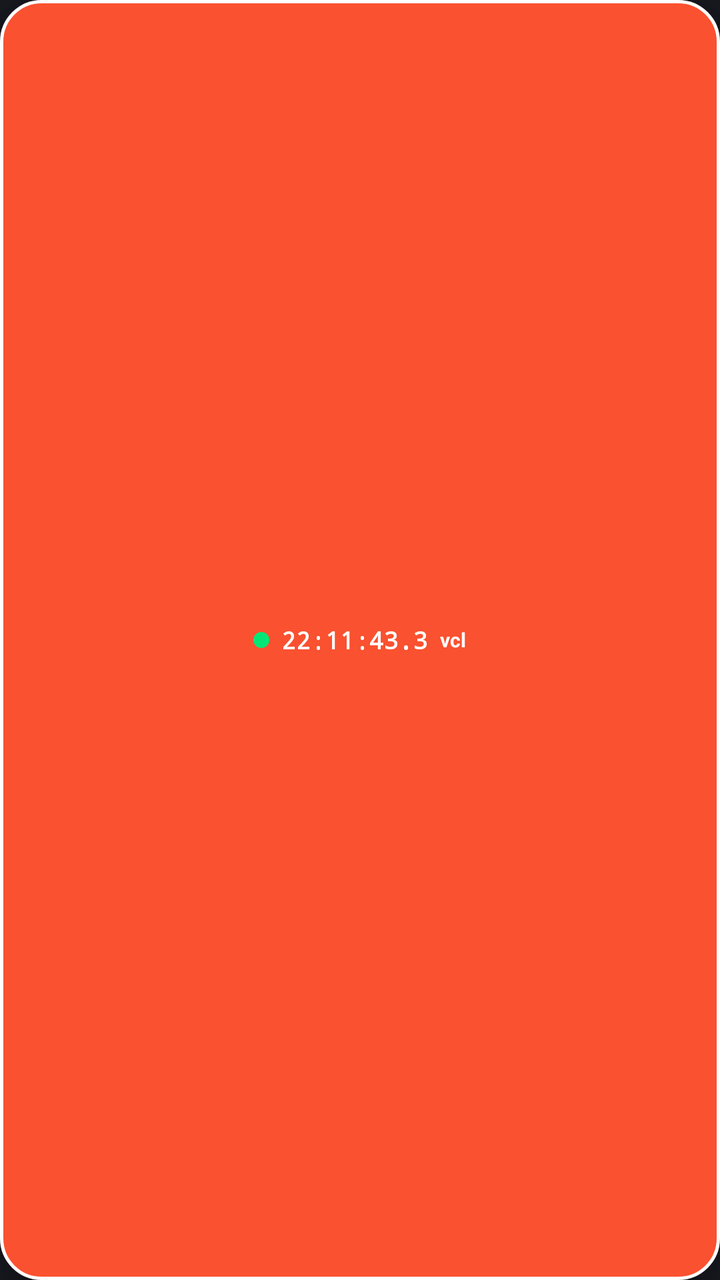
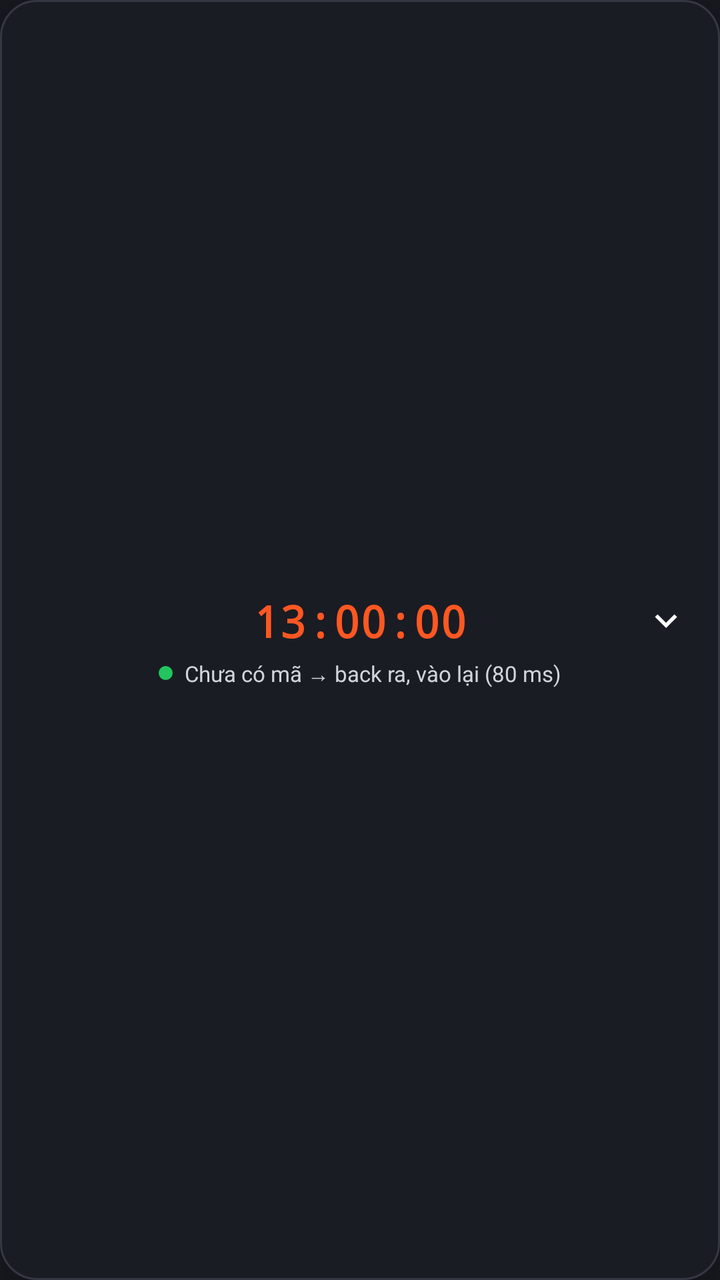

Before-and-after screenshots of an Android layout around one commit, followed by the original layout XML and the change that was made.
<!-- AndroidManifest.xml: application theme Theme.TayGanTool -->
<!-- res/layout/layout_floating_bubble.xml -->
<?xml version="1.0" encoding="utf-8"?>
<LinearLayout xmlns:android="http://schemas.android.com/apk/res/android"
    android:id="@+id/bubbleRoot"
    android:layout_width="wrap_content"
    android:layout_height="wrap_content"
    android:background="@drawable/bg_pill_minimized"
    android:elevation="14dp"
    android:gravity="center"
    android:orientation="horizontal"
    android:paddingStart="12dp"
    android:paddingTop="6dp"
    android:paddingEnd="12dp"
    android:paddingBottom="6dp">

    <View
        android:id="@+id/bubbleStatusDot"
        android:layout_width="8dp"
        android:layout_height="8dp"
        android:layout_marginEnd="6dp"
        android:background="@drawable/bg_pill_minimized"
        android:backgroundTint="@color/status_connected" />

    <TextView
        android:id="@+id/tvBubbleClock"
        android:layout_width="wrap_content"
        android:layout_height="wrap_content"
        android:fontFamily="monospace"
        android:text="22:11:43.3"
        android:textColor="@color/text_white"
        android:textSize="12sp"
        android:textStyle="bold" />

    <TextView
        android:layout_width="wrap_content"
        android:layout_height="wrap_content"
        android:layout_marginStart="6dp"
        android:text="vcl"
        android:textColor="@color/text_white"
        android:textSize="10sp"
        android:textStyle="bold" />

</LinearLayout>
<!-- resources referenced by this layout -->
<resources>
  <color name="status_connected">#00E676</color>
  <color name="text_white">#FFFFFF</color>
  <!-- drawable bg_pill_minimized (drawable) -->
  <?xml version="1.0" encoding="utf-8"?>
  <shape xmlns:android="http://schemas.android.com/apk/res/android"
      android:shape="rectangle">
      <corners android:radius="20dp" />
      <solid android:color="#FA5130" />
      <stroke android:width="1.5dp" android:color="#FFFFFF" />
  </shape>
  <style name="Theme.TayGanTool" parent="Theme.MaterialComponents.DayNight.NoActionBar">
          <item name="colorPrimary">@color/primary_orange</item>
          <item name="colorPrimaryVariant">@color/primary_orange_dark</item>
          <item name="colorOnPrimary">@color/text_white</item>
          <item name="android:statusBarColor">@color/bg_main</item>
          <item name="android:windowBackground">@color/bg_main</item>
      </style>
  <color name="primary_orange">#FF5722</color>
  <color name="primary_orange_dark">#E64A19</color>
  <color name="bg_main">#181920</color>
</resources>

<!-- the commit's change to res/layout/layout_floating_bubble.xml (unified diff, before → after) -->
@@ -1,42 +1,68 @@
 <?xml version="1.0" encoding="utf-8"?>
 <LinearLayout xmlns:android="http://schemas.android.com/apk/res/android"
     android:id="@+id/bubbleRoot"
-    android:layout_width="wrap_content"
+    android:layout_width="280dp"
     android:layout_height="wrap_content"
-    android:background="@drawable/bg_pill_minimized"
-    android:elevation="14dp"
+    android:background="@drawable/bg_pill_floating_box"
+    android:elevation="16dp"
     android:gravity="center"
-    android:orientation="horizontal"
-    android:paddingStart="12dp"
-    android:paddingTop="6dp"
-    android:paddingEnd="12dp"
-    android:paddingBottom="6dp">
+    android:orientation="vertical"
+    android:paddingStart="16dp"
+    android:paddingTop="10dp"
+    android:paddingEnd="16dp"
+    android:paddingBottom="10dp">
 
-    <View
-        android:id="@+id/bubbleStatusDot"
-        android:layout_width="8dp"
-        android:layout_height="8dp"
-        android:layout_marginEnd="6dp"
-        android:background="@drawable/bg_pill_minimized"
-        android:backgroundTint="@color/status_connected" />
+    
+    <RelativeLayout
+        android:layout_width="match_parent"
+        android:layout_height="wrap_content">
 
-    <TextView
-        android:id="@+id/tvBubbleClock"
+        <TextView
+            android:id="@+id/tvBubbleClock"
+            android:layout_width="wrap_content"
+            android:layout_height="wrap_content"
+            android:layout_centerInParent="true"
+            android:fontFamily="monospace"
+            android:text="13:00:00"
+            android:textColor="#FF5722"
+            android:textSize="22sp"
+            android:textStyle="bold" />
+
+        <ImageView
+            android:id="@+id/btnBubbleExpand"
+            android:layout_width="22dp"
+            android:layout_height="22dp"
+            android:layout_alignParentEnd="true"
+            android:layout_centerVertical="true"
+            android:src="@drawable/ic_arrow_down" />
+    </RelativeLayout>
+
+    
+    <LinearLayout
         android:layout_width="wrap_content"
         android:layout_height="wrap_content"
-        android:fontFamily="monospace"
-        android:text="22:11:43.3"
-        android:textColor="@color/text_white"
-        android:textSize="12sp"
-        android:textStyle="bold" />
+        android:layout_gravity="center_horizontal"
+        android:layout_marginTop="4dp"
+        android:gravity="center_vertical"
+        android:orientation="horizontal">
 
-    <TextView
-        android:layout_width="wrap_content"
-        android:layout_height="wrap_content"
-        android:layout_marginStart="6dp"
-        android:text="vcl"
-        android:textColor="@color/text_white"
-        android:textSize="10sp"
-        android:textStyle="bold" />
+        <View
+            android:id="@+id/bubbleStatusDot"
+            android:layout_width="7dp"
+            android:layout_height="7dp"
+            android:layout_marginEnd="6dp"
+            android:background="@drawable/bg_pill_minimized"
+            android:backgroundTint="#22C55E" />
+
+        <TextView
+            android:id="@+id/tvBubbleStatus"
+            android:layout_width="wrap_content"
+            android:layout_height="wrap_content"
+            android:ellipsize="end"
+            android:singleLine="true"
+            android:text="Chưa có mã → back ra, vào lại (80 ms)"
+            android:textColor="#D1D5DB"
+            android:textSize="11sp" />
+    </LinearLayout>
 
 </LinearLayout>
<!-- resource entries referenced after the edit -->
@@ -1,6 +1,14 @@
 <!-- resources referenced by this layout -->
 <resources>
-  <color name="status_connected">#00E676</color>
+  <!-- drawable bg_pill_floating_box (drawable) -->
+  <shape xmlns:android="http://schemas.android.com/apk/res/android"
+      android:shape="rectangle">
+      <solid android:color="#1A1C23" />
+      <stroke
+          android:width="1dp"
+          android:color="#353742" />
+      <corners android:radius="18dp" />
+  </shape>
   <color name="text_white">#FFFFFF</color>
   <!-- drawable bg_pill_minimized (drawable) -->
   <?xml version="1.0" encoding="utf-8"?>
@@ -10,6 +18,16 @@
       <solid android:color="#FA5130" />
       <stroke android:width="1.5dp" android:color="#FFFFFF" />
   </shape>
+  <!-- drawable ic_arrow_down (drawable) -->
+  <vector xmlns:android="http://schemas.android.com/apk/res/android"
+      android:width="24dp"
+      android:height="24dp"
+      android:viewportWidth="24"
+      android:viewportHeight="24">
+    <path
+        android:fillColor="@android:color/white"
+        android:pathData="M7.41,8.59L12,13.17l4.59,-4.58L18,10l-6,6 -6,-6z"/>
+  </vector>
   <style name="Theme.TayGanTool" parent="Theme.MaterialComponents.DayNight.NoActionBar">
           <item name="colorPrimary">@color/primary_orange</item>
           <item name="colorPrimaryVariant">@color/primary_orange_dark</item>
